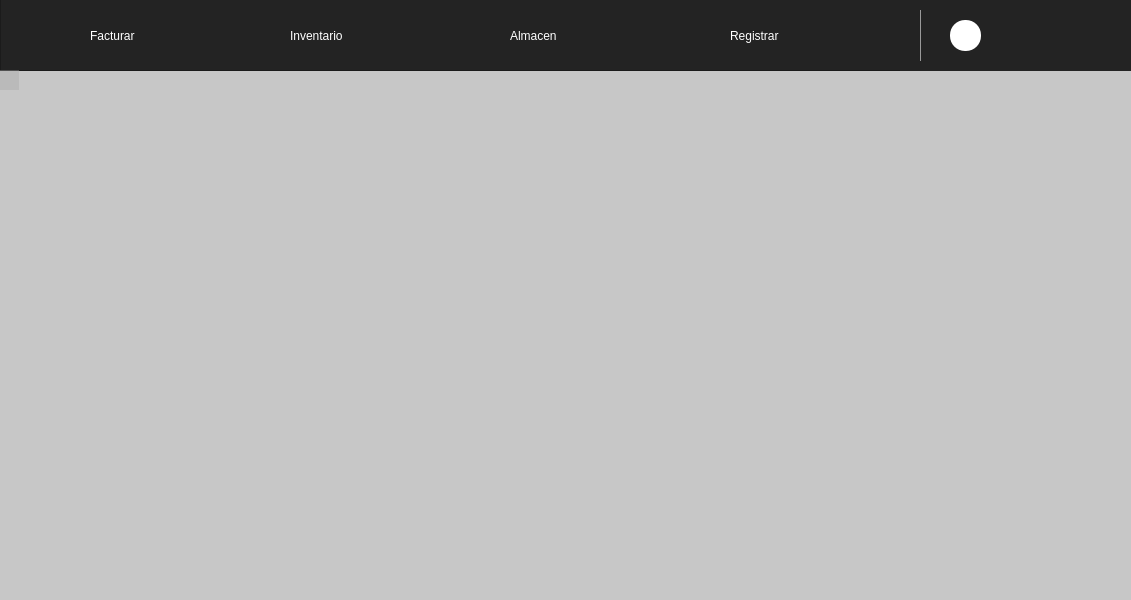
First picture: the form in ui/mainWindow.ui, repository Moises024/sistema_de_caja, before the edit.
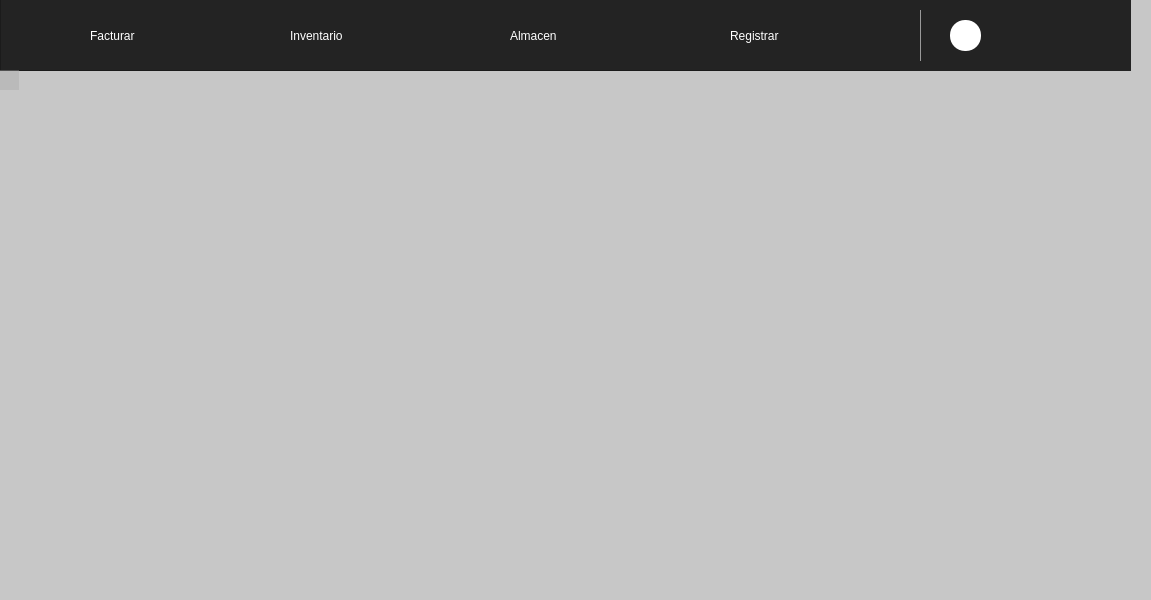
Second picture: the form after the edit. Icons and pictures are not drawn.

The edit to the form file:
```diff
--- a/ui/mainWindow.ui
+++ b/ui/mainWindow.ui
@@ -6,7 +6,7 @@
    <rect>
     <x>0</x>
     <y>0</y>
-    <width>1131</width>
+    <width>1151</width>
     <height>600</height>
    </rect>
   </property>
```
Left out of the diff: 13 changed lines with no effect on the pictures.
